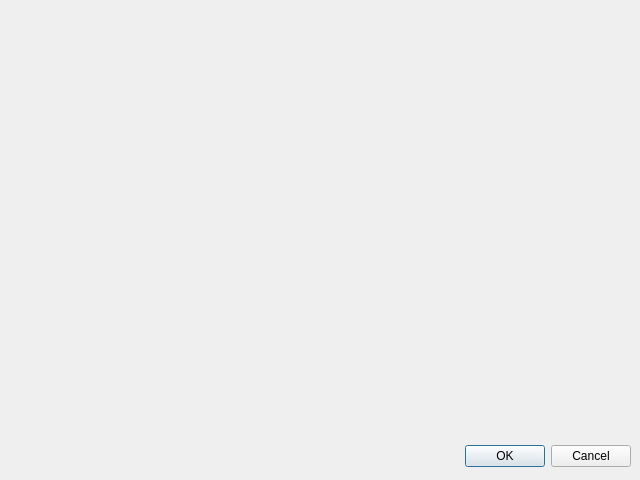
Before: the Qt Designer form editmonth.ui in yodermk/LIbreCalendarCreator, drawn with Qt 5.
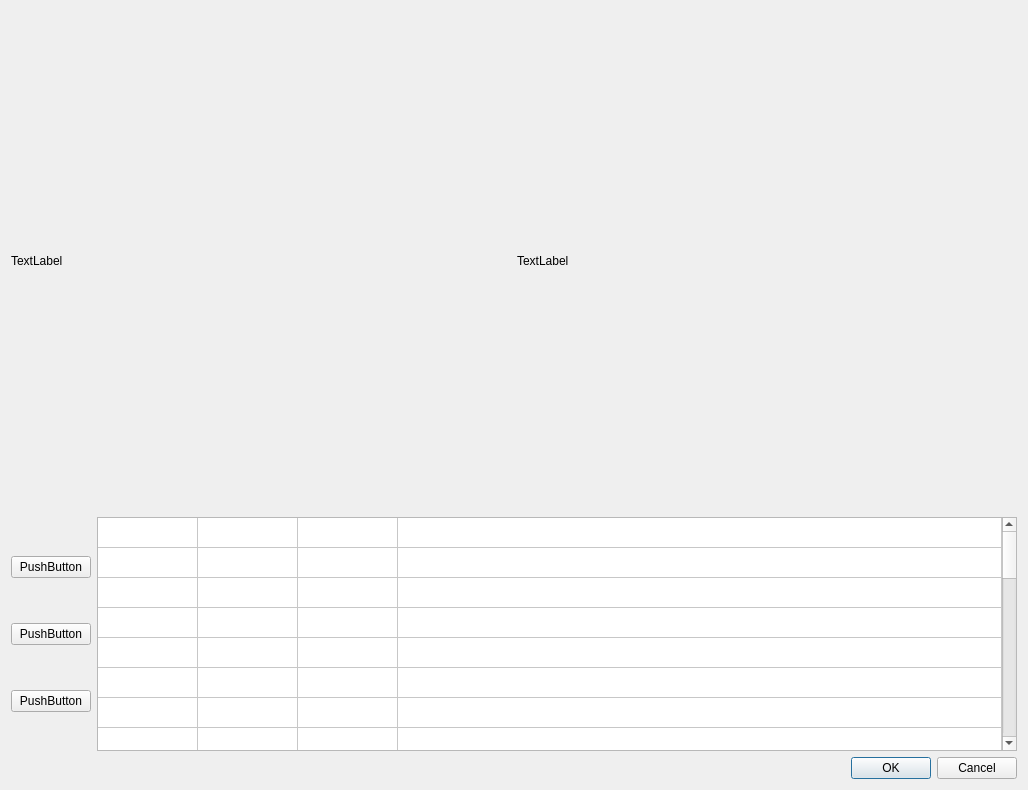
After: the same form once the commit is applied.

The edit to the form file:
```diff
--- a/editmonth.ui
+++ b/editmonth.ui
@@ -5,29 +5,146 @@
    <rect>
     <x>0</x>
     <y>0</y>
-    <width>640</width>
-    <height>480</height>
+    <width>1026</width>
+    <height>790</height>
    </rect>
   </property>
   <property name="windowTitle">
    <string>Dialog</string>
   </property>
-  <widget class="QDialogButtonBox" name="buttonBox">
-   <property name="geometry">
-    <rect>
-     <x>10</x>
-     <y>440</y>
-     <width>621</width>
-     <height>32</height>
-    </rect>
-   </property>
-   <property name="orientation">
-    <enum>Qt::Horizontal</enum>
-   </property>
-   <property name="standardButtons">
-    <set>QDialogButtonBox::Cancel|QDialogButtonBox::Ok</set>
-   </property>
-  </widget>
+  <layout class="QVBoxLayout" name="verticalLayout">
+   <item>
+    <layout class="QHBoxLayout" name="horizontalLayout_2" stretch="0,0">
+     <item>
+      <widget class="QLabel" name="imgPhotoPage">
+       <property name="minimumSize">
+        <size>
+         <width>500</width>
+         <height>500</height>
+        </size>
+       </property>
+       <property name="text">
+        <string>TextLabel</string>
+       </property>
+      </widget>
+     </item>
+     <item>
+      <widget class="QLabel" name="imgCalendarPage">
+       <property name="minimumSize">
+        <size>
+         <width>500</width>
+         <height>500</height>
+        </size>
+       </property>
+       <property name="text">
+        <string>TextLabel</string>
+       </property>
+      </widget>
+     </item>
+    </layout>
+   </item>
+   <item>
+    <layout class="QHBoxLayout" name="horizontalLayout" stretch="0,0">
+     <item>
+      <layout class="QVBoxLayout" name="verticalLayout_2">
+       <item>
+        <widget class="QPushButton" name="pushButton_3">
+         <property name="text">
+          <string>PushButton</string>
+         </property>
+        </widget>
+       </item>
+       <item>
+        <widget class="QPushButton" name="pushButton_2">
+         <property name="text">
+          <string>PushButton</string>
+         </property>
+        </widget>
+       </item>
+       <item>
+        <widget class="QPushButton" name="pushButton">
+         <property name="text">
+          <string>PushButton</string>
+         </property>
+        </widget>
+       </item>
+      </layout>
+     </item>
+     <item>
+      <widget class="QTableWidget" name="tableWidget">
+       <property name="rowCount">
+        <number>31</number>
+       </property>
+       <property name="columnCount">
+        <number>4</number>
+       </property>
+       <attribute name="horizontalHeaderVisible">
+        <bool>false</bool>
+       </attribute>
+       <attribute name="horizontalHeaderStretchLastSection">
+        <bool>true</bool>
+       </attribute>
+       <attribute name="verticalHeaderVisible">
+        <bool>false</bool>
+       </attribute>
+       <row/>
+       <row/>
+       <row/>
+       <row/>
+       <row/>
+       <row/>
+       <row/>
+       <row/>
+       <row/>
+       <row/>
+       <row/>
+       <row/>
+       <row/>
+       <row/>
+       <row/>
+       <row/>
+       <row/>
+       <row/>
+       <row/>
+       <row/>
+       <row/>
+       <row/>
+       <row/>
+       <row/>
+       <row/>
+       <row/>
+       <row/>
+       <row/>
+       <row/>
+       <row/>
+       <row/>
+       <column>
+        <property name="text">
+         <string>Day</string>
+        </property>
+       </column>
+       <column>
+        <property name="text">
+         <string>Text</string>
+        </property>
+       </column>
+       <column/>
+       <column/>
+      </widget>
+     </item>
+    </layout>
+   </item>
+   <item>
+    <widget class="QDialogButtonBox" name="buttonBox">
+     <property name="orientation">
+      <enum>Qt::Horizontal</enum>
+     </property>
+     <property name="standardButtons">
+      <set>QDialogButtonBox::Cancel|QDialogButtonBox::Ok</set>
+     </property>
+    </widget>
+   </item>
+  </layout>
  </widget>
  <resources/>
  <connections>
```
Left out of the diff: 1 changed line with no effect on the pictures.
